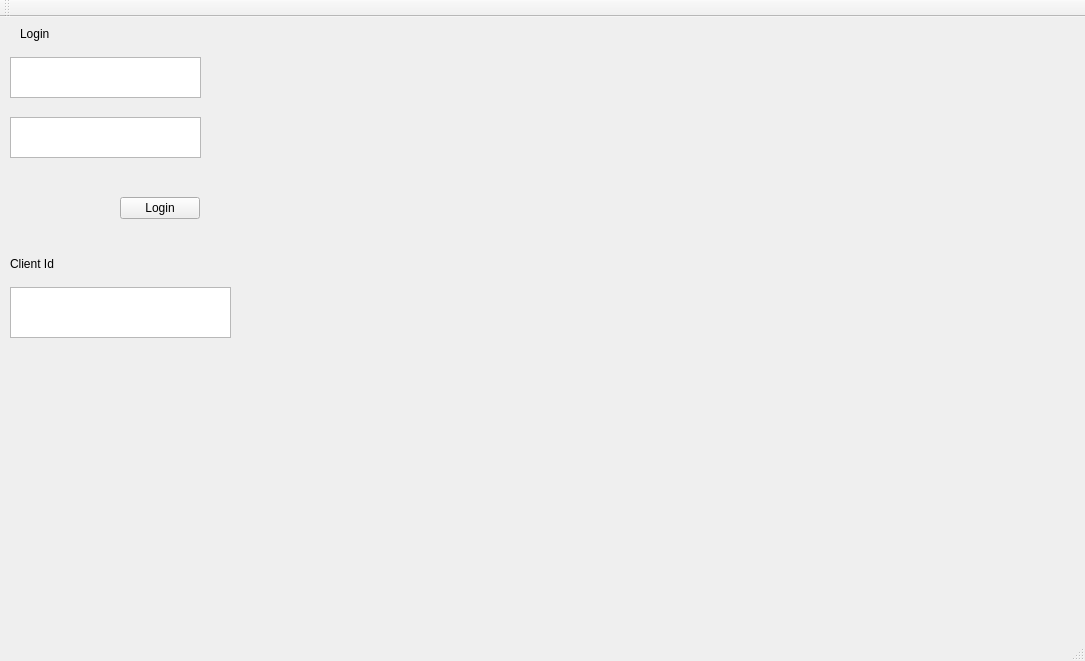
Qt form mainwindow.ui (stoic1979/SocialDashboard) before a commit.
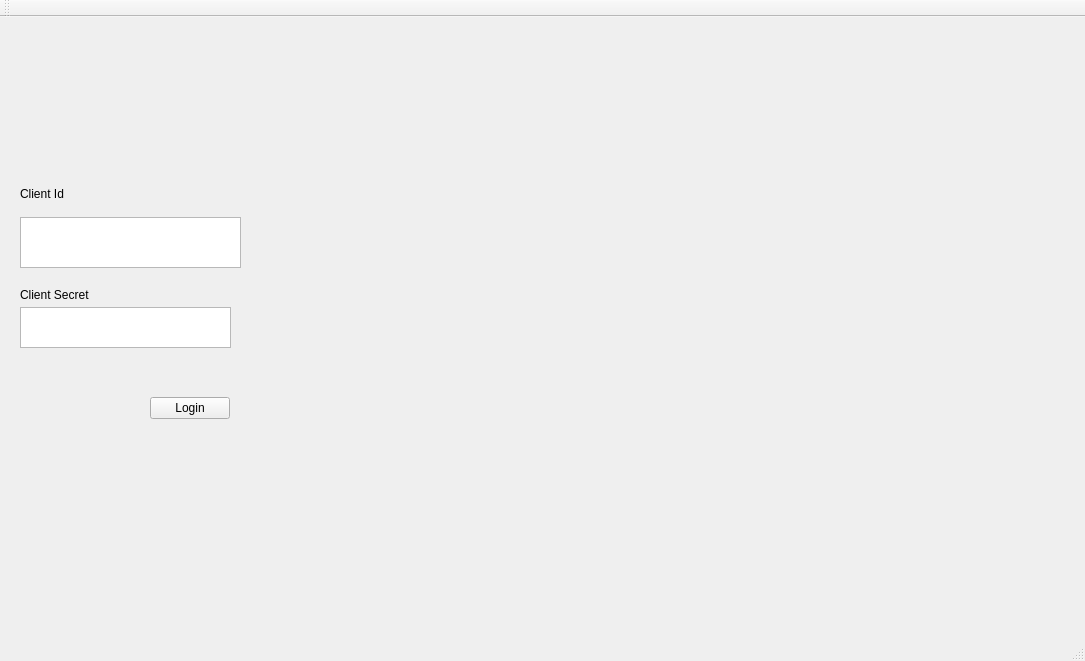
The same form after that commit.

Commit message: get fb token

```diff
--- a/mainwindow.ui
+++ b/mainwindow.ui
@@ -18,31 +18,21 @@
     <property name="geometry">
      <rect>
       <x>20</x>
-      <y>10</y>
-      <width>59</width>
-      <height>14</height>
+      <y>270</y>
+      <width>121</width>
+      <height>16</height>
      </rect>
     </property>
     <property name="text">
-     <string>Login</string>
+     <string>Client Secret</string>
     </property>
    </widget>
    <widget class="QTextEdit" name="teUsername">
     <property name="geometry">
      <rect>
-      <x>10</x>
-      <y>40</y>
-      <width>191</width>
-      <height>41</height>
-     </rect>
-    </property>
-   </widget>
-   <widget class="QTextEdit" name="tePassword">
-    <property name="geometry">
-     <rect>
-      <x>10</x>
-      <y>100</y>
-      <width>191</width>
+      <x>20</x>
+      <y>290</y>
+      <width>211</width>
       <height>41</height>
      </rect>
     </property>
@@ -50,8 +40,8 @@
    <widget class="QPushButton" name="btnLogin">
     <property name="geometry">
      <rect>
-      <x>120</x>
-      <y>180</y>
+      <x>150</x>
+      <y>380</y>
       <width>80</width>
       <height>22</height>
      </rect>
@@ -73,8 +63,8 @@
    <widget class="QTextEdit" name="teFbClientId">
     <property name="geometry">
      <rect>
-      <x>10</x>
-      <y>270</y>
+      <x>20</x>
+      <y>200</y>
       <width>221</width>
       <height>51</height>
      </rect>
@@ -83,8 +73,8 @@
    <widget class="QLabel" name="label_2">
     <property name="geometry">
      <rect>
-      <x>10</x>
-      <y>240</y>
+      <x>20</x>
+      <y>170</y>
       <width>59</width>
       <height>14</height>
      </rect>
```
Left out of the diff: 2 changed lines with no effect on the pictures. The commit also changes 2 other files.
